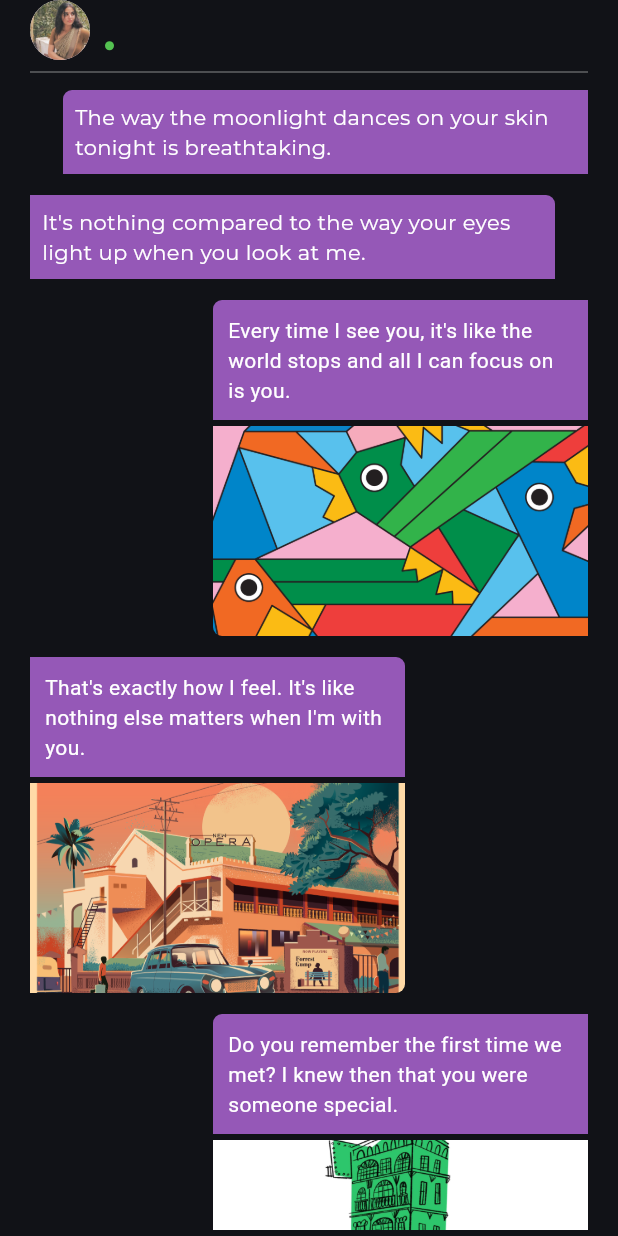
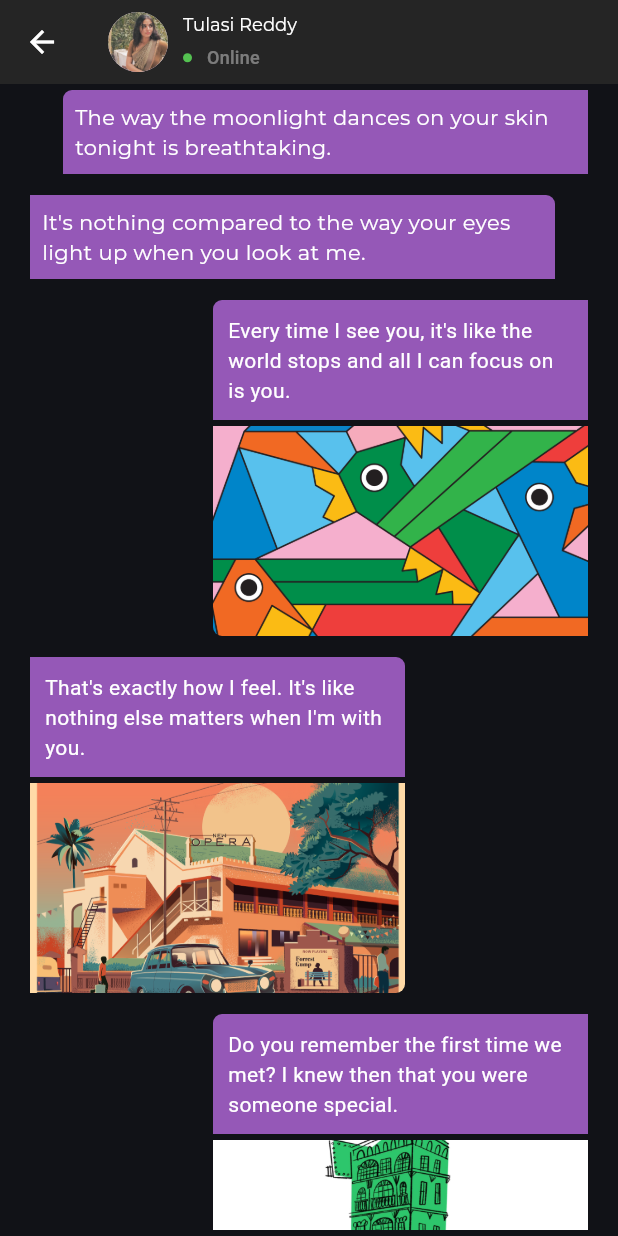
Before and after one commit to tulasireddytulasi/talk_time, a Flutter app: the ChatScreen screen opened directly with empty values, on a phone screen of 412 x 824 dp. Run offline on Flutter 3.47's test engine with Material 3 defaults, Android fonts, the phone set to English and light mode, and no system bars; our stand-ins replace flutter_svg, go_router; accounts and stored records are empty.

Commit message:
Implemented Chat UI Navigation

```diff
--- a/lib/app/view/chat_screen/chat_screen.dart
+++ b/lib/app/view/chat_screen/chat_screen.dart
@@ -1,91 +1,44 @@
-import 'dart:convert';
-
-import 'package:talk_time/app/core/utils/assets_path.dart';
 import 'package:talk_time/app/core/utils/color_palette.dart';
-import 'package:talk_time/app/core/utils/dummy_data/users_list_data.dart';
-import 'package:talk_time/app/core/utils/enums.dart';
-import 'package:talk_time/app/model/messages_model.dart';
-import 'package:talk_time/app/view/chat_screen/widget/custom_text_widget.dart';
-import 'package:talk_time/app/view/chat_screen/widget/text_Image_widget.dart';
+import 'package:talk_time/app/view/chat_screen/widget/chat_widget.dart';
+import 'package:flutter/material.dart';
 import 'package:talk_time/app/widget/title_widget.dart';
-import 'package:flutter/material.dart';
 
 class ChatScreen extends StatefulWidget {
-  const ChatScreen({super.key, required this.maxWidth, required this.title, required this.subTitle});
+  const ChatScreen({super.key, required this.maxWidth});
 
   final double maxWidth;
-  final String title;
-  final String subTitle;
 
   @override
   State<ChatScreen> createState() => _ChatScreenState();
 }
 
 class _ChatScreenState extends State<ChatScreen> {
-  final String keyButtonContinue = "create_button_continue";
-
-  //late ThemeProvider themeProvider;
-  int customWidget = 1;
-  late UserMessagesModel userMessagesModel;
-
   @override
   void initState() {
     super.initState();
-    // themeProvider = Provider.of<ThemeProvider>(context, listen: false);
-    userMessagesModel = userMessagesModelFromJson(json.encode(UserDummyData.couplesMessages));
   }
 
   @override
   Widget build(BuildContext context) {
-    bool isDesktopScreen = widget.maxWidth >= 652;
-    return Container(
-      alignment: Alignment.topLeft,
-      padding: const EdgeInsets.symmetric(horizontal: 20),
-      constraints: const BoxConstraints(minHeight: 600),
-      decoration: BoxDecoration(
-        color: ColorPalette.primary,
-        borderRadius: isDesktopScreen ? const BorderRadius.all(Radius.circular(14)) : null,
+    return Scaffold(
+      appBar: AppBar(
+        backgroundColor: ColorPalette.primaryContainer,
+        leading: IconButton(
+          onPressed: () => Navigator.pop(context),
+          icon: const Icon(Icons.arrow_back, color: ColorPalette.whitePrimaryColor),
+        ),
+        title: const TitleWidget(
+          isDesktopScreen: false,
+          title: "Tulasi Reddy",
+          subTitle: "Online",
+        ),
       ),
-      child: Column(
-        crossAxisAlignment: CrossAxisAlignment.start,
-        mainAxisAlignment: MainAxisAlignment.start,
-        mainAxisSize: MainAxisSize.min,
-        children: [
-          TitleWidget(
-            isDesktopScreen: isDesktopScreen,
-            title: widget.title,
-            subTitle: widget.subTitle,
-          ),
-          Divider(color: ColorPalette.blackPrimaryColor.shade100.withOpacity(0.4)),
-          const SizedBox(height: 4),
-          Expanded(
-            child: ListView.separated(
-              itemCount: userMessagesModel.messages?.length ?? 0,
-              shrinkWrap: true,
-              physics: const BouncingScrollPhysics(),
-              separatorBuilder: (context, index) {
-                return const SizedBox(height: 14);
-              },
-              itemBuilder: (context, index) {
-                if ((userMessagesModel.messages?[index].type ?? "") == Types.text.name) {
-                  return ChatTextWidget(
-                    isUser: userMessagesModel.messages?[index].isUser ?? false,
-                    text: userMessagesModel.messages?[index].messageText ?? "",
-                  );
-                } else if ((userMessagesModel.messages?[index].type ?? "") == Types.imageText.name) {
-                  return ImageTextWidget(
-                    isUser: userMessagesModel.messages?[index].isUser ?? false,
-                    text: userMessagesModel.messages?[index].messageText ?? "",
-                    image: userMessagesModel.messages?[index].file ?? "",
-                  );
-                } else {
-                  return const SizedBox.shrink();
-                }
-              },
-            ),
-          ),
-          const SizedBox(height: 4),
-        ],
+      body: SafeArea(
+        child: ChatWidget(
+          maxWidth: widget.maxWidth,
+          title: "Tulasi Reddy",
+          subTitle: "Online",
+        ),
       ),
     );
   }
--- /dev/null
+++ b/lib/app/view/chat_screen/widget/chat_widget.dart
@@ -0,0 +1,98 @@
+import 'dart:convert';
+
+import 'package:talk_time/app/core/utils/assets_path.dart';
+import 'package:talk_time/app/core/utils/color_palette.dart';
+import 'package:talk_time/app/core/utils/dummy_data/users_list_data.dart';
+import 'package:talk_time/app/core/utils/enums.dart';
+import 'package:talk_time/app/model/messages_model.dart';
+import 'package:talk_time/app/view/chat_screen/widget/custom_text_widget.dart';
+import 'package:talk_time/app/view/chat_screen/widget/text_Image_widget.dart';
+import 'package:talk_time/app/widget/title_widget.dart';
+import 'package:flutter/material.dart';
+
+class ChatWidget extends StatefulWidget {
+  const ChatWidget({super.key, required this.maxWidth, required this.title, required this.subTitle});
+
+  final double maxWidth;
+  final String title;
+  final String subTitle;
+
+  @override
+  State<ChatWidget> createState() => _ChatWidgetState();
+}
+
+class _ChatWidgetState extends State<ChatWidget> {
+  final String keyButtonContinue = "create_button_continue";
+
+  //late ThemeProvider themeProvider;
+  int customWidget = 1;
+  late UserMessagesModel userMessagesModel;
+
+  @override
+  void initState() {
+    super.initState();
+    // themeProvider = Provider.of<ThemeProvider>(context, listen: false);
+    userMessagesModel = userMessagesModelFromJson(json.encode(UserDummyData.couplesMessages));
+  }
+
+  @override
+  Widget build(BuildContext context) {
+    bool isDesktopScreen = widget.maxWidth >= 652;
+    return Container(
+      alignment: Alignment.topLeft,
+      padding: const EdgeInsets.symmetric(horizontal: 20),
+      constraints: const BoxConstraints(minHeight: 600),
+      decoration: BoxDecoration(
+        color: ColorPalette.primary,
+        borderRadius: isDesktopScreen ? const BorderRadius.all(Radius.circular(14)) : null,
+      ),
+      child: Column(
+        crossAxisAlignment: CrossAxisAlignment.start,
+        mainAxisAlignment: MainAxisAlignment.start,
+        mainAxisSize: MainAxisSize.min,
+        children: [
+          isDesktopScreen
+              ? TitleWidget(
+                  isDesktopScreen: isDesktopScreen,
+                  title: widget.title,
+                  subTitle: widget.subTitle,
+                )
+              : const SizedBox.shrink(),
+          isDesktopScreen
+              ? Divider(
+                  color: ColorPalette.blackPrimaryColor.shade100.withOpacity(0.4),
+                )
+              : const SizedBox.shrink(),
+          const SizedBox(height: 4),
+          Expanded(
+            child: ListView.separated(
+              itemCount: userMessagesModel.messages?.length ?? 0,
+              shrinkWrap: true,
+              physics: const BouncingScrollPhysics(),
+              separatorBuilder: (context, index) {
+                return const SizedBox(height: 14);
+              },
+              itemBuilder: (context, index) {
+                if ((userMessagesModel.messages?[index].type ?? "") == Types.text.name) {
+                  return ChatTextWidget(
+                    isUser: userMessagesModel.messages?[index].isUser ?? false,
+                    text: userMessagesModel.messages?[index].messageText ?? "",
+                  );
+                } else if ((userMessagesModel.messages?[index].type ?? "") == Types.imageText.name) {
+                  return ImageTextWidget(
+                    isUser: userMessagesModel.messages?[index].isUser ?? false,
+                    text: userMessagesModel.messages?[index].messageText ?? "",
+                    image: userMessagesModel.messages?[index].file ?? "",
+                  );
+                } else {
+                  return const SizedBox.shrink();
+                }
+              },
+            ),
+          ),
+          const SizedBox(height: 4),
+        ],
+      ),
+    );
+  }
+}
--- a/lib/app/view/home_screen/widget/main_container_widget.dart
+++ b/lib/app/view/home_screen/widget/main_container_widget.dart
@@ -2,6 +2,7 @@ import 'package:talk_time/app/core/utils/color_palette.dart';
 import 'package:talk_time/app/core/utils/enums.dart';
 import 'package:talk_time/app/core/utils/screen_sizes.dart';
 import 'package:talk_time/app/view/chat_screen/chat_screen.dart';
+import 'package:talk_time/app/view/chat_screen/widget/chat_widget.dart';
 import 'package:talk_time/app/view/userslist_screen/user_list_screen.dart';
 import 'package:flutter/material.dart';
 
@@ -13,26 +14,27 @@ class MainContainer extends StatefulWidget {
 
   final BoxConstraints maxWidthAndHeight;
 
-
   @override
   State<MainContainer> createState() => _MainContainerState();
 }
 
-int getUsersListScreenSize(maxSize){
+int getUsersListScreenSize(maxSize) {
   int size = 3;
-  if(maxSize <= 800){
+  if (maxSize <= 800) {
     size = 4;
-  } if(maxSize <= 600){
+  }
+  if (maxSize <= 600) {
     size = 5;
   }
   return size;
 }
 
-int getChatScreenSize(maxSize){
+int getChatScreenSize(maxSize) {
   int size = 7;
-  if(maxSize <= 800){
+  if (maxSize <= 800) {
     size = 6;
-  } if(maxSize <= 600){
+  }
+  if (maxSize <= 600) {
     size = 5;
   }
   return size;
@@ -78,7 +80,7 @@ class _MainContainerState extends State<MainContainer> {
               flex: getChatScreenSize(maxWidth),
               child: LayoutBuilder(
                 builder: (context, constraints) {
-                  return ChatScreen(
+                  return ChatWidget(
                     maxWidth: maxWidth,
                     title: "Tulasi Reddy",
                     subTitle: "Online",
--- a/lib/app/view/userslist_screen/user_list_screen.dart
+++ b/lib/app/view/userslist_screen/user_list_screen.dart
@@ -8,6 +8,7 @@ import 'package:talk_time/app/core/utils/dummy_data/users_list_data.dart';
 import 'package:talk_time/app/core/utils/enums.dart';
 import 'package:talk_time/app/core/utils/screen_sizes.dart';
 import 'package:talk_time/app/model/user_list_model.dart';
+import 'package:talk_time/app/view/chat_screen/chat_screen.dart';
 import 'package:talk_time/app/view/userslist_screen/widget/bottom_nav_bar_widget.dart';
 import 'package:talk_time/app/view/userslist_screen/widget/user_item.dart';
 import 'package:flutter/material.dart';
@@ -20,6 +21,7 @@ class UsersListScreen extends StatefulWidget {
     required this.maxWidth,
     this.isMobileScreen = false,
   });
+
   final double maxWidth;
   final bool isMobileScreen;
 
@@ -36,17 +38,13 @@ class _UsersListScreenState extends State<UsersListScreen> with TickerProviderSt
   void initState() {
     super.initState();
     fetchUsersLis();
-    WidgetsBinding.instance.addPostFrameCallback((_) {
-
-    });
+    WidgetsBinding.instance.addPostFrameCallback((_) {});
   }
 
   fetchUsersLis() {
     final Map<String, dynamic> _userList = UserDummyData.userList;
     userListModel = userListModelFromJson(json.encode(_userList));
   }
-
-
 
   @override
   void dispose() {
@@ -100,23 +98,22 @@ class _UsersListScreenState extends State<UsersListScreen> with TickerProviderSt
           child: ListView.builder(
             itemCount: userListModel.usersList?.length ?? 0,
             shrinkWrap: true,
-            physics:  const BouncingScrollPhysics(),
-            itemBuilder: (context, index)
-            {
+            physics: const BouncingScrollPhysics(),
+            itemBuilder: (context, index) {
               UsersList? usersList = userListModel.usersList?[index];
               final String icon = usersList?.icon ?? "";
               final String name = usersList?.name ?? "";
               String mainScreen = usersList?.mainRoutes ?? "";
               bool isSelectedItem = selectedIndex == index;
-              if(userListModel.usersList!.isEmpty) {
+              if (userListModel.usersList!.isEmpty) {
                 return Container(
                   padding: const EdgeInsets.all(2),
                   child: Text(
                     "No Users List...",
                     style: Theme.of(context).textTheme.titleMedium!.copyWith(
-                      color: ColorPalette.whitePrimaryColor,
-                      fontSize: 16,
-                    ),
+                          color: ColorPalette.whitePrimaryColor,
+                          fontSize: 16,
+                        ),
                   ),
                 );
               } else {
@@ -128,6 +125,14 @@ class _UsersListScreenState extends State<UsersListScreen> with TickerProviderSt
                       onTap: () async {
                         selectedIndex = index;
                         setState(() {});
+                        Navigator.push(
+                          context,
+                          MaterialPageRoute(
+                            builder: (context) => ChatScreen(
+                              maxWidth: widget.maxWidth,
+                            ),
+                          ),
+                        );
                       },
                       child: UserItem(
                         name: name,
```
